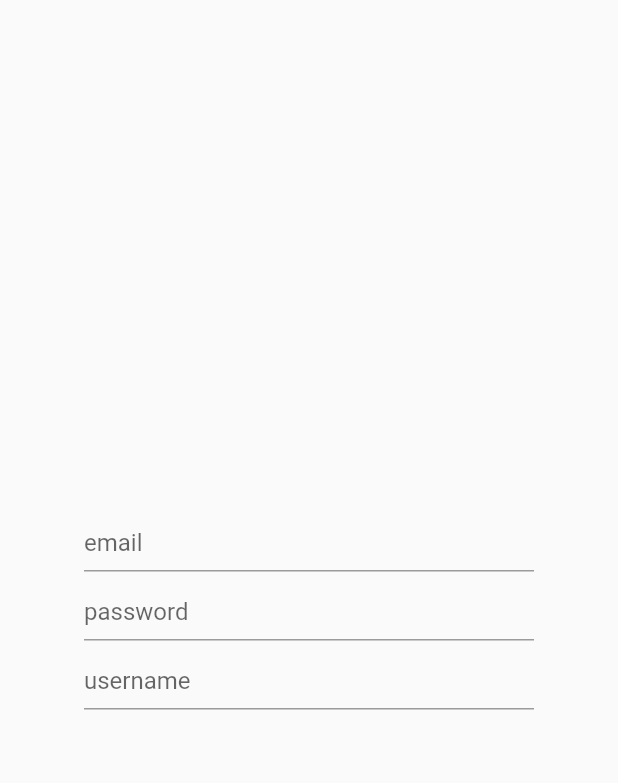
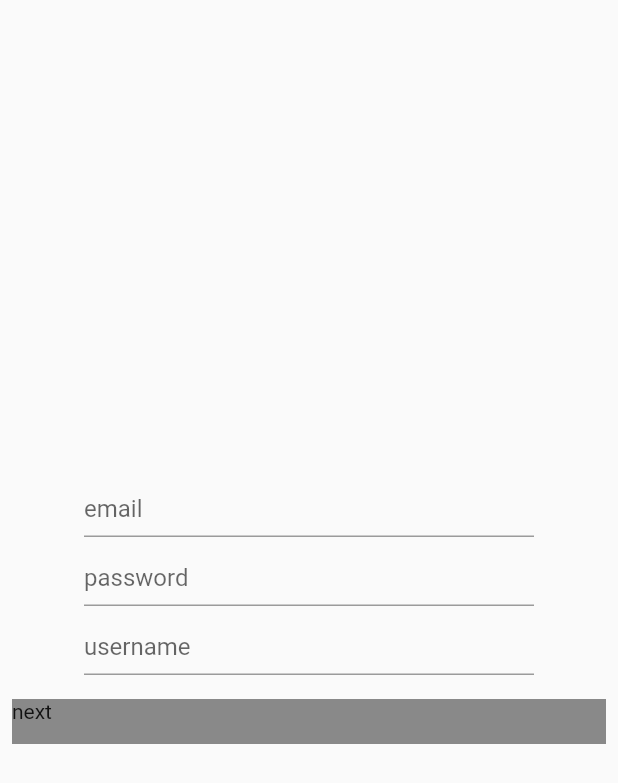
Before and after one commit to theEmris/StrapiApp, a Flutter app: the SignUpPage screen opened by its route, on a phone screen of 412 x 824 dp. Shown: the top 783 px of the screen. Run offline on Flutter 3.47's test engine with Material 2 defaults, Android fonts, the phone set to English and light mode, and no system bars; our stand-ins replace dio, get_storage; accounts and stored records are empty.

Commit message:
signing  pages are filled with necessary widgets

```diff
--- a/lib/screens/sIgnUpPage.dart
+++ b/lib/screens/sIgnUpPage.dart
@@ -39,7 +39,17 @@ class SignUpPage extends StatelessWidget {
 
              child: textFormDeco(hintText: "username")),
          ),
-
+      InkWell(
+          child: Padding(
+            padding: const EdgeInsets.all(8.0),
+            child: Container(width: double.infinity,
+            height: 30,
+            color: Colors.black45,
+            child: Text("next"),
+            ),
+          ),
+          onTap: (){},
+        )
 
 
         ],),
```
Also changed, not shown: lib/screens/SignInPage.dart (+29 -0 lines).
